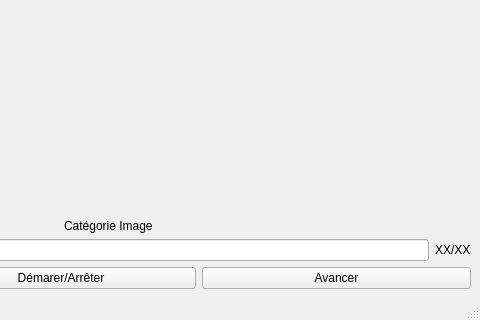
Above: lecteurvue.ui from lucas-luchack/SAE-2.01 before the change; both pictures show x 358 to 838 and y 160 to 480 of the 838 by 480 pixel window. Below: the same form after it.
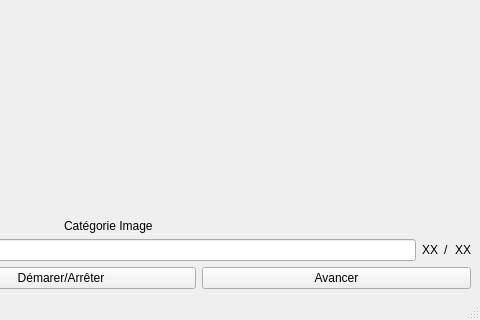
That is the form after the change. Icons and pictures are not drawn.

Diff of the .ui file:
```diff
--- a/lecteurvue.ui
+++ b/lecteurvue.ui
@@ -91,7 +91,21 @@
       <item>
        <widget class="QLabel" name="label">
         <property name="text">
-         <string>XX/XX</string>
+         <string>XX</string>
+        </property>
+       </widget>
+      </item>
+      <item>
+       <widget class="QLabel" name="slash">
+        <property name="text">
+         <string>/</string>
+        </property>
+       </widget>
+      </item>
+      <item>
+       <widget class="QLabel" name="totalImages">
+        <property name="text">
+         <string>XX</string>
         </property>
        </widget>
       </item>
```
Left out of the diff: 2 changed lines with no effect on the pictures.
